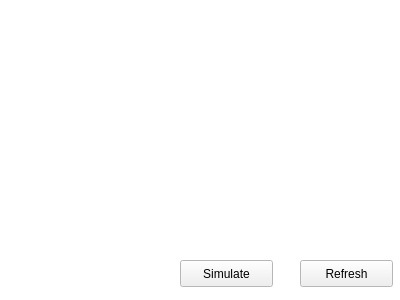
The window that sapien190/trunk/source/Sandbox/Sapien/graph.ui (kimbjerge/iirtsf10grp5) describes before a commit, drawn with Qt 5.
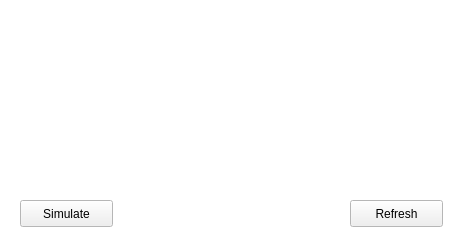
The same window after the commit.

The edit to the form file:
```diff
--- a/sapien190/trunk/source/Sandbox/Sapien/graph.ui
+++ b/sapien190/trunk/source/Sandbox/Sapien/graph.ui
@@ -6,8 +6,8 @@
    <rect>
     <x>0</x>
     <y>0</y>
-    <width>400</width>
-    <height>300</height>
+    <width>470</width>
+    <height>250</height>
    </rect>
   </property>
   <property name="palette">
@@ -80,8 +80,8 @@
   <widget class="QPushButton" name="refresh">
    <property name="geometry">
     <rect>
-     <x>300</x>
-     <y>260</y>
+     <x>350</x>
+     <y>200</y>
      <width>93</width>
      <height>27</height>
     </rect>
@@ -93,8 +93,8 @@
   <widget class="QPushButton" name="simulate">
    <property name="geometry">
     <rect>
-     <x>180</x>
-     <y>260</y>
+     <x>20</x>
+     <y>200</y>
      <width>93</width>
      <height>27</height>
     </rect>
```
